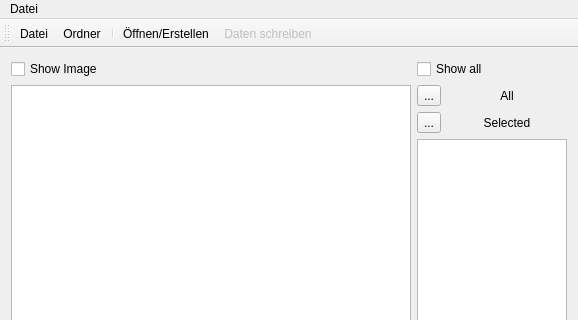
Old version of the form TeamBdbTool/form/teambdbtool.ui in the repository FormSeher/formseher; both pictures show x 0 to 578 and y 0 to 320 of the 578 by 642 pixel window.
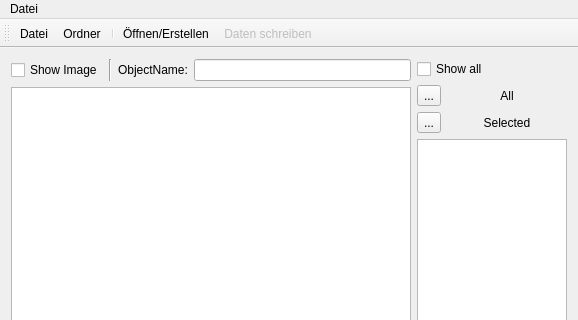
New version of the form. Icons and pictures are not drawn.

Commit message: added lineedit field for object name

```diff
--- a/TeamBdbTool/form/teambdbtool.ui
+++ b/TeamBdbTool/form/teambdbtool.ui
@@ -7,7 +7,7 @@
     <x>0</x>
     <y>0</y>
     <width>578</width>
-    <height>531</height>
+    <height>633</height>
    </rect>
   </property>
   <property name="minimumSize">
@@ -20,10 +20,12 @@
    <string>MainWindow</string>
   </property>
   <widget class="QWidget" name="centralWidget">
-   <layout class="QGridLayout" name="gridLayout_5">
-    <item row="0" column="0">
      <layout class="QGridLayout" name="gridLayout_2">
       <item row="0" column="0">
+     <layout class="QVBoxLayout" name="verticalLayout">
+      <item>
+       <layout class="QHBoxLayout" name="horizontalLayout">
+        <item>
        <widget class="QCheckBox" name="showImage">
         <property name="maximumSize">
          <size>
@@ -36,7 +38,30 @@
         </property>
        </widget>
       </item>
-      <item row="1" column="0">
+        <item>
+         <widget class="Line" name="line">
+          <property name="orientation">
+           <enum>Qt::Vertical</enum>
+          </property>
+         </widget>
+        </item>
+        <item>
+         <widget class="QLabel" name="label_5">
+          <property name="text">
+           <string>ObjectName:</string>
+          </property>
+         </widget>
+        </item>
+        <item>
+         <widget class="QLineEdit" name="lineEdit">
+          <property name="clearButtonEnabled">
+           <bool>false</bool>
+          </property>
+         </widget>
+        </item>
+       </layout>
+      </item>
+      <item>
        <widget class="QGraphicsView" name="graphicsView">
         <property name="minimumSize">
          <size>
```
Lines whose indentation alone changed are shown as unchanged. The commit also changes 2 other files.
